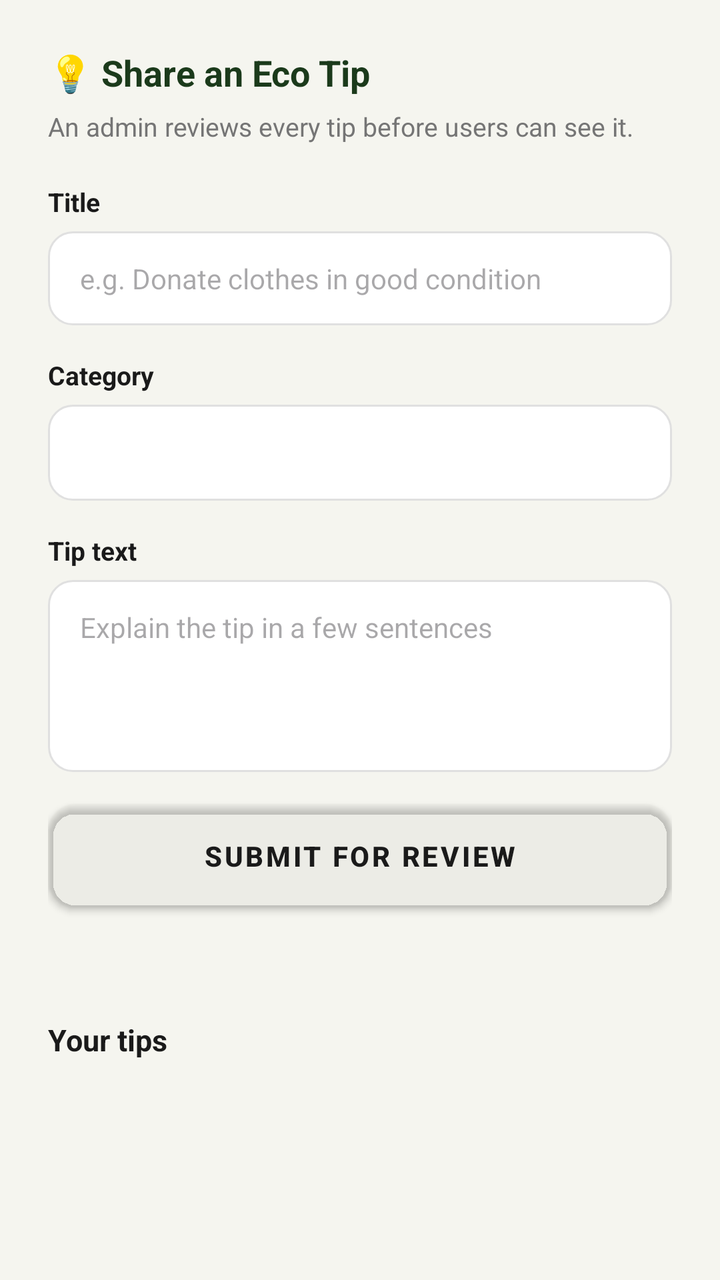
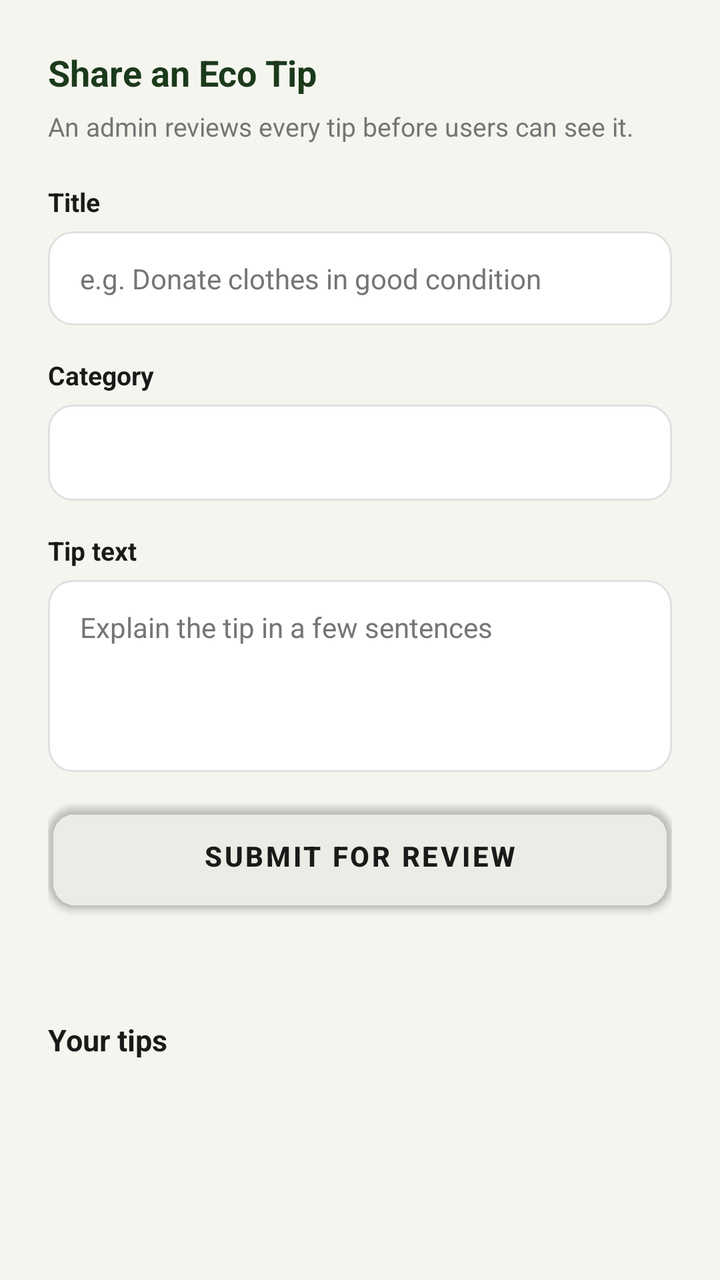

The first picture is an Android layout as it rendered before a commit; the second is the same layout after the commit. The layout source and the unified diff follow.
<!-- AndroidManifest.xml: application theme Theme.ClothingRecycleApp -->
<!-- res/layout/fragment_ngo_tips.xml -->
<?xml version="1.0" encoding="utf-8"?>
<ScrollView xmlns:android="http://schemas.android.com/apk/res/android"
    xmlns:app="http://schemas.android.com/apk/res-auto"
    android:layout_width="match_parent"
    android:layout_height="match_parent"
    android:background="@color/eco_cream_bg"
    android:fillViewport="true">

    <LinearLayout
        android:layout_width="match_parent"
        android:layout_height="wrap_content"
        android:orientation="vertical"
        android:padding="24dp">

        <TextView
            android:layout_width="wrap_content"
            android:layout_height="wrap_content"
            android:text="💡 Share an Eco Tip"
            android:textSize="18sp"
            android:textStyle="bold"
            android:textColor="@color/eco_dark_green"
            android:layout_marginBottom="6dp" />

        <TextView
            android:layout_width="wrap_content"
            android:layout_height="wrap_content"
            android:text="An admin reviews every tip before users can see it."
            android:textSize="13sp"
            android:textColor="@color/eco_text_gray"
            android:layout_marginBottom="20dp" />

        <TextView
            android:layout_width="wrap_content"
            android:layout_height="wrap_content"
            android:text="Title"
            android:textSize="13sp"
            android:textStyle="bold"
            android:textColor="@color/eco_text_dark"
            android:layout_marginBottom="6dp" />

        <EditText
            android:id="@+id/etTipTitle"
            android:layout_width="match_parent"
            android:layout_height="wrap_content"
            android:background="@drawable/bg_input"
            android:hint="e.g. Donate clothes in good condition"
            android:inputType="textCapSentences"
            android:maxLength="120"
            android:textSize="14sp"
            android:layout_marginBottom="16dp" />

        <TextView
            android:layout_width="wrap_content"
            android:layout_height="wrap_content"
            android:text="Category"
            android:textSize="13sp"
            android:textStyle="bold"
            android:textColor="@color/eco_text_dark"
            android:layout_marginBottom="6dp" />

        <Spinner
            android:id="@+id/spCategory"
            android:layout_width="match_parent"
            android:layout_height="48dp"
            android:background="@drawable/bg_input"
            android:layout_marginBottom="16dp" />

        <TextView
            android:layout_width="wrap_content"
            android:layout_height="wrap_content"
            android:text="Tip text"
            android:textSize="13sp"
            android:textStyle="bold"
            android:textColor="@color/eco_text_dark"
            android:layout_marginBottom="6dp" />

        <EditText
            android:id="@+id/etTipContent"
            android:layout_width="match_parent"
            android:layout_height="wrap_content"
            android:background="@drawable/bg_input"
            android:hint="Explain the tip in a few sentences"
            android:inputType="textMultiLine|textCapSentences"
            android:minLines="4"
            android:gravity="top"
            android:maxLength="2000"
            android:textSize="14sp"
            android:layout_marginBottom="16dp" />

        <Button
            android:id="@+id/btnSubmitTip"
            android:layout_width="match_parent"
            android:layout_height="52dp"
            android:background="@drawable/bg_button_primary"
            app:backgroundTint="@android:color/transparent"
            android:text="Submit for Review"
            android:textColor="@color/eco_text_dark"
            android:textStyle="bold" />

        <TextView
            android:id="@+id/tvTipStatus"
            android:layout_width="wrap_content"
            android:layout_height="wrap_content"
            android:layout_marginTop="14dp"
            android:textSize="13sp"
            android:textStyle="bold" />

        <TextView
            android:layout_width="wrap_content"
            android:layout_height="wrap_content"
            android:layout_marginTop="24dp"
            android:text="Your tips"
            android:textSize="15sp"
            android:textStyle="bold"
            android:textColor="@color/eco_text_dark"
            android:layout_marginBottom="4dp" />

        <LinearLayout
            android:id="@+id/myTipsContainer"
            android:layout_width="match_parent"
            android:layout_height="wrap_content"
            android:orientation="vertical" />

    </LinearLayout>
</ScrollView>
<!-- resources referenced by this layout -->
<resources>
  <color name="eco_cream_bg">#F5F5EF</color>
  <color name="eco_dark_green">#1B3A1B</color>
  <color name="eco_text_dark">#1A1A1A</color>
  <color name="eco_text_gray">#757575</color>
  <!-- drawable bg_button_primary (drawable) -->
  <?xml version="1.0" encoding="utf-8"?>
  <shape xmlns:android="http://schemas.android.com/apk/res/android"
      android:shape="rectangle">
      <solid android:color="@color/eco_dark_green" />
      <corners android:radius="14dp" />
  </shape>
  <!-- drawable bg_input (drawable) -->
  <?xml version="1.0" encoding="utf-8"?>
  <shape xmlns:android="http://schemas.android.com/apk/res/android"
      android:shape="rectangle">
      <solid android:color="@color/eco_white" />
      <corners android:radius="12dp" />
      <stroke android:width="1dp" android:color="@color/eco_border_gray" />
      <padding android:left="16dp" android:top="14dp" android:right="16dp" android:bottom="14dp" />
  </shape>
  <style name="Theme.ClothingRecycleApp" parent="Base.Theme.ClothingRecycleApp" />
  <color name="eco_white">#FFFFFF</color>
  <color name="eco_border_gray">#E0E0E0</color>
  <style name="Base.Theme.ClothingRecycleApp" parent="Theme.Material3.DayNight.NoActionBar">
  
          
          <item name="materialButtonStyle">
              @style/Widget.App.Button.Primary
          </item>
  
          
          
  
      </style>
  <style name="Widget.App.Button.Primary" parent="Widget.MaterialComponents.Button">
  
          <item name="backgroundTint">@color/eco_dark_green</item>
          <item name="android:textColor">@color/eco_white</item>
          <item name="cornerRadius">14dp</item>
  
      </style>
</resources>

<!-- the commit's change to res/layout/fragment_ngo_tips.xml (unified diff, before → after) -->
@@ -15,7 +15,7 @@
         <TextView
             android:layout_width="wrap_content"
             android:layout_height="wrap_content"
-            android:text="💡 Share an Eco Tip"
+            android:text="Share an Eco Tip"
             android:textSize="18sp"
             android:textStyle="bold"
             android:textColor="@color/eco_dark_green"
@@ -45,6 +45,8 @@
             android:background="@drawable/bg_input"
             android:hint="e.g. Donate clothes in good condition"
             android:inputType="textCapSentences"
+            android:textColor="@color/eco_text_dark"
+            android:textColorHint="@color/eco_text_gray"
             android:maxLength="120"
             android:textSize="14sp"
             android:layout_marginBottom="16dp" />
@@ -81,6 +83,8 @@
             android:background="@drawable/bg_input"
             android:hint="Explain the tip in a few sentences"
             android:inputType="textMultiLine|textCapSentences"
+            android:textColor="@color/eco_text_dark"
+            android:textColorHint="@color/eco_text_gray"
             android:minLines="4"
             android:gravity="top"
             android:maxLength="2000"
